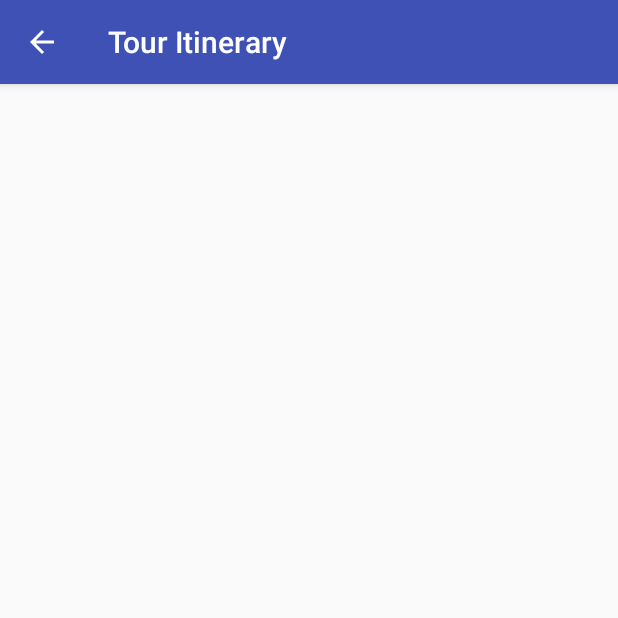
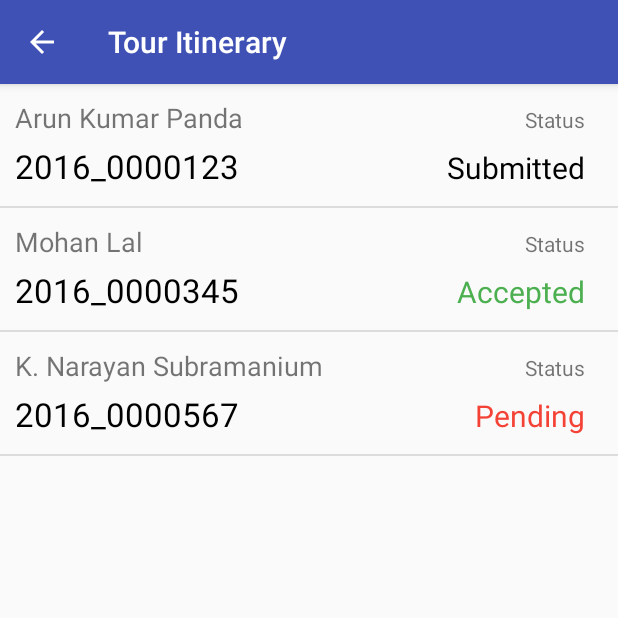
Before and after one commit to akarshsingh9/TourItinerary, an Android app: the ListTI screen opened directly, with no data from a screen before it, on a phone screen of 412 x 824 dp, the top half of it. Run offline under Robolectric (Android 15) with nearby library versions, the light colour scheme and no system bars.

Commit message:
date and time picker added and listTI created

```diff
--- a/app/build.gradle
+++ b/app/build.gradle
@@ -23,6 +23,7 @@ dependencies {
     implementation 'com.android.support:appcompat-v7:27.1.1'
     implementation 'com.android.support:cardview-v7:27.1.1'
     implementation 'com.android.support.constraint:constraint-layout:1.1.0'
+    implementation 'com.android.support:recyclerview-v7:27.1.1'
     implementation 'com.android.support:design:27.1.1'
     testImplementation 'junit:junit:4.12'
     androidTestImplementation 'com.android.support.test:runner:1.0.2'
--- a/app/src/main/AndroidManifest.xml
+++ b/app/src/main/AndroidManifest.xml
@@ -18,7 +18,8 @@
         </activity>
         <activity android:name=".CreateTI" />
         <activity android:name=".ListTI" />
-        <activity android:name=".addTI"></activity>
+        <activity android:name=".addTI" />
+        <activity android:name=".addTI_Form"></activity>
     </application>
 
 </manifest>
--- a/app/src/main/java/com/example/akarshsingh/touritinerary/ListTI.java
+++ b/app/src/main/java/com/example/akarshsingh/touritinerary/ListTI.java
@@ -3,8 +3,16 @@ package com.example.akarshsingh.touritinerary;
 import android.support.v7.app.ActionBar;
 import android.support.v7.app.AppCompatActivity;
 import android.os.Bundle;
+import android.support.v7.widget.DividerItemDecoration;
+import android.support.v7.widget.LinearLayoutManager;
+import android.support.v7.widget.RecyclerView;
+
+import java.util.ArrayList;
+import java.util.List;
 
 public class ListTI extends AppCompatActivity {
+
+    RecyclerView listTI_recyclerView;
 
     @Override
     protected void onCreate(Bundle savedInstanceState) {
@@ -15,6 +23,22 @@ public class ListTI extends AppCompatActivity {
         ActionBar actionBar = getSupportActionBar();
         actionBar.setDisplayHomeAsUpEnabled(true);
 
+        listTI_recyclerView = (RecyclerView)findViewById(R.id.recycler_view_listTI);
+        listTI_recyclerView.setHasFixedSize(true);
+        LinearLayoutManager layoutManager = new LinearLayoutManager(this);
+        listTI_recyclerView.setLayoutManager(layoutManager);
+
+        listTI_recyclerView.addItemDecoration(new DividerItemDecoration(listTI_recyclerView.getContext(),DividerItemDecoration.VERTICAL));
+
+        List<listTI_modelClass> modelClassList = new ArrayList<listTI_modelClass>();
+        modelClassList.add(new listTI_modelClass("Arun Kumar Panda","2016_0000123","Submitted"));
+        modelClassList.add(new listTI_modelClass("Mohan Lal","2016_0000345","Accepted"));
+        modelClassList.add(new listTI_modelClass("K. Narayan Subramanium","2016_0000567","Pending"));
+
+        listTI_recyclerAdapter adapter = new listTI_recyclerAdapter(modelClassList);
+
+        listTI_recyclerView.setAdapter(adapter);
+
     }
 
     @Override
--- /dev/null
+++ b/app/src/main/java/com/example/akarshsingh/touritinerary/listTI_modelClass.java
@@ -0,0 +1,27 @@
+package com.example.akarshsingh.touritinerary;
+
+public class listTI_modelClass {
+
+    private String officer_name;
+    private String ti_no;
+    private String status_ti;
+
+    listTI_modelClass(String officer_name,String ti_no,String status_ti)
+    {
+        this.officer_name = officer_name;
+        this.ti_no = ti_no;
+        this.status_ti = status_ti;
+    }
+
+    public String getOfficer_name() {
+        return officer_name;
+    }
+
+    public String getStatus_ti() {
+        return status_ti;
+    }
+
+    public String getTi_no() {
+        return ti_no;
+    }
+}
--- /dev/null
+++ b/app/src/main/java/com/example/akarshsingh/touritinerary/listTI_recyclerAdapter.java
@@ -0,0 +1,75 @@
+package com.example.akarshsingh.touritinerary;
+
+import android.graphics.Color;
+import android.support.annotation.NonNull;
+import android.support.v7.widget.RecyclerView;
+import android.view.LayoutInflater;
+import android.view.View;
+import android.view.ViewGroup;
+import android.widget.TextView;
+
+import org.w3c.dom.Text;
+
+import java.util.List;
+
+public class listTI_recyclerAdapter extends RecyclerView.Adapter<listTI_recyclerAdapter.ViewHolder> {
+
+    List<listTI_modelClass> listTI_modelClassList;
+
+    public listTI_recyclerAdapter(List<listTI_modelClass> modelClassList) {
+
+        this.listTI_modelClassList = modelClassList;
+    }
+
+    @NonNull
+    @Override
+    public ViewHolder onCreateViewHolder(@NonNull ViewGroup parent, int viewType) {
+        View v = LayoutInflater.from(parent.getContext()).inflate(R.layout.recycler_layout,parent,false);
+        ViewHolder viewHolder = new ViewHolder(v);
+        return viewHolder;
+    }
+
+    @Override
+    public void onBindViewHolder(@NonNull ViewHolder holder, int position) {
+
+        holder.listTI_name.setText(listTI_modelClassList.get(position).getOfficer_name());
+        holder.TI_no.setText(listTI_modelClassList.get(position).getTi_no());
+        holder.status_TI.setText(listTI_modelClassList.get(position).getStatus_ti());
+        if(listTI_modelClassList.get(position).getStatus_ti() == "Accepted")
+        {
+            holder.status_TI.setTextColor(Color.parseColor("#4CAF50"));
+        }
+        if(listTI_modelClassList.get(position).getStatus_ti() == "Pending")
+        {
+            holder.status_TI.setTextColor(Color.parseColor("#F44336"));
+        }
+
+    }
+
+    @Override
+    public int getItemCount() {
+        return listTI_modelClassList.size();
+    }
+
+    @Override
+    public void onAttachedToRecyclerView(@NonNull RecyclerView recyclerView) {
+        super.onAttachedToRecyclerView(recyclerView);
+    }
+
+    public class ViewHolder extends RecyclerView.ViewHolder {
+
+        TextView listTI_name;
+        TextView TI_no;
+        TextView status_TI;
+
+        public ViewHolder(View v)
+        {
+            super(v);
+            listTI_name = (TextView)v.findViewById(R.id.listTi_name);
+            TI_no = (TextView)v.findViewById(R.id.listTI_tino);
+            status_TI = (TextView)v.findViewById(R.id.listTI_status);
+
+        }
+
+    }
+}
--- a/app/src/main/res/layout/activity_list_ti.xml
+++ b/app/src/main/res/layout/activity_list_ti.xml
@@ -1,9 +1,15 @@
 <?xml version="1.0" encoding="utf-8"?>
-<android.support.constraint.ConstraintLayout xmlns:android="http://schemas.android.com/apk/res/android"
+<RelativeLayout xmlns:android="http://schemas.android.com/apk/res/android"
     xmlns:app="http://schemas.android.com/apk/res-auto"
     xmlns:tools="http://schemas.android.com/tools"
     android:layout_width="match_parent"
     android:layout_height="match_parent"
     tools:context=".ListTI">
 
-</android.support.constraint.ConstraintLayout>
+    <android.support.v7.widget.RecyclerView
+        android:layout_width="match_parent"
+        android:layout_height="match_parent"
+        android:id="@+id/recycler_view_listTI"
+        android:scrollbars="none"/>
+
+</RelativeLayout>
--- /dev/null
+++ b/app/src/main/res/layout/recycler_layout.xml
@@ -0,0 +1,48 @@
+<?xml version="1.0" encoding="utf-8"?>
+<RelativeLayout xmlns:android="http://schemas.android.com/apk/res/android"
+    android:layout_width="match_parent"
+    android:layout_height="wrap_content"
+    android:layout_marginBottom="12dp">
+
+    <TextView
+        android:layout_width="wrap_content"
+        android:layout_height="wrap_content"
+        android:id="@+id/listTi_name"
+        android:text="Arun kumar Panda"
+        android:layout_marginStart="10dp"
+        android:layout_marginTop="10dp"
+        android:textSize="18sp"/>
+
+    <TextView
+        android:layout_width="wrap_content"
+        android:layout_height="wrap_content"
+        android:id="@+id/listTI_tino"
+        android:text="2016_0000361"
+        android:textSize="22sp"
+        android:layout_below="@id/listTi_name"
+        android:layout_marginStart="10dp"
+        android:layout_marginTop="5dp"
+        android:textColor="#000000"/>
+
+    <TextView
+        android:layout_width="wrap_content"
+        android:layout_height="wrap_content"
+        android:id="@+id/listTI_statusHead"
+        android:text="Status"
+        android:layout_alignParentEnd="true"
+        android:layout_alignBaseline="@id/listTi_name"
+        android:layout_marginEnd="22dp"/>
+
+    <TextView
+        android:layout_width="wrap_content"
+        android:layout_height="wrap_content"
+        android:id="@+id/listTI_status"
+        android:text="Submitted"
+        android:textSize="20sp"
+        android:textColor="#000000"
+        android:layout_alignParentEnd="true"
+        android:layout_marginEnd="22dp"
+        android:layout_below="@id/listTI_statusHead"
+        android:layout_alignBaseline="@id/listTI_tino"/>
+
+</RelativeLayout>
--- /dev/null
+++ b/app/src/main/res/layout/ticreated_recycler_layout.xml
@@ -0,0 +1,5 @@
+<?xml version="1.0" encoding="utf-8"?>
+<RelativeLayout xmlns:android="http://schemas.android.com/apk/res/android"
+    android:layout_width="match_parent" android:layout_height="match_parent">
+
+</RelativeLayout>
--- a/app/src/main/res/values/colors.xml
+++ b/app/src/main/res/values/colors.xml
@@ -3,4 +3,9 @@
     <color name="colorPrimary">#3F51B5</color>
     <color name="colorPrimaryDark">#303F9F</color>
     <color name="colorAccent">#FF4081</color>
+    <color name="a200_orange">#FF6E40</color>
+    <color name="a100_orange">#FF9E80</color>
+    <color name="green">#4499CC00</color>
+    <color name="grey">#555555</color>
+    <color name="darkgreen">#FF669900</color>
 </resources>
```
Also changed, not shown: app/src/main/java/com/example/akarshsingh/touritinerary/addTI.java (+8 -0 lines), app/src/main/java/com/example/akarshsingh/touritinerary/addTI_Form.java (added, +130 -0 lines), app/src/main/res/drawable/ic_baseline_done_24px.xml (added, +9 -0 lines), app/src/main/res/layout/activity_add_ti.xml (+14 -7 lines), app/src/main/res/layout/activity_add_ti_form.xml (added, +174 -0 lines), app/src/main/res/layout/datedialog.xml (added, +10 -0 lines).
